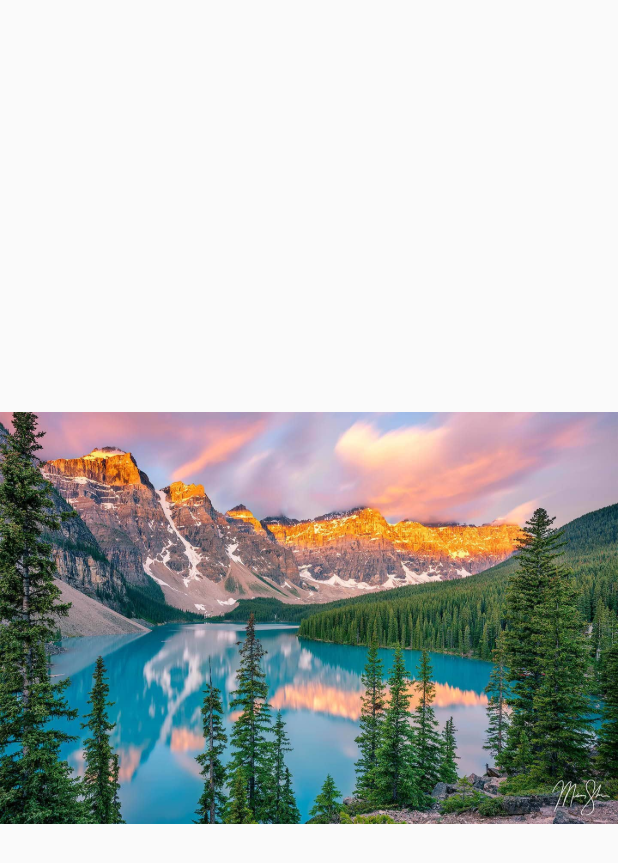
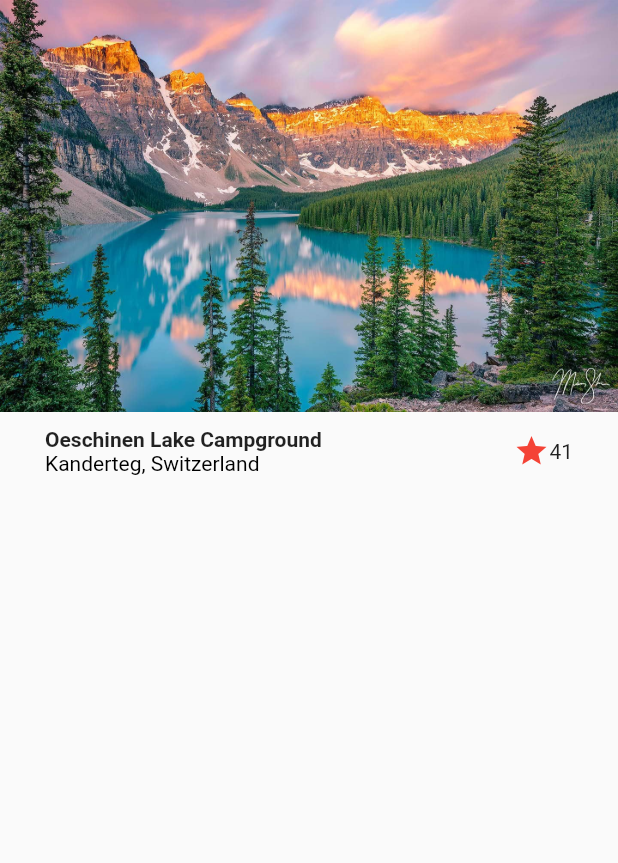
Before and after one commit to MatiasSalomon01/Flutter-Designs, a Flutter app: the screen it shows after launch, on a phone screen of 412 x 824 dp. Shown: the top 863 px of the screen. Run offline on Flutter 3.47's test engine with Material 2 defaults, Android fonts, the phone set to English and light mode, and no system bars.

Commit message:
Diseño Basico - Parte 2

```diff
--- a/lib/screens/basic_desing.dart
+++ b/lib/screens/basic_desing.dart
@@ -5,10 +5,49 @@ class BasicDesignScreen extends StatelessWidget {
 
   @override
   Widget build(BuildContext context) {
-    return const Scaffold(
-      body: Center(
-        child: Image(image: AssetImage('assets/landscape.jpg')),
+    return Scaffold(
+      body: Column(
+        children: [
+          Image(image: AssetImage('assets/landscape.jpg')),
+          Title(),
+        ],
       ),
     );
   }
 }
+
+class Title extends StatelessWidget {
+  const Title({
+    super.key,
+  });
+
+  @override
+  Widget build(BuildContext context) {
+    return Container(
+      margin: EdgeInsets.symmetric(horizontal: 30, vertical: 10),
+      child: Row(
+        children: [
+          Column(
+            crossAxisAlignment: CrossAxisAlignment.start,
+            children: const [
+              Text(
+                'Oeschinen Lake Campground',
+                style: TextStyle(fontWeight: FontWeight.bold),
+              ),
+              Text(
+                'Kanderteg, Switzerland',
+                style: TextStyle(color: Colors.black),
+              )
+            ],
+          ),
+          Expanded(child: Container()),
+          const Icon(
+            Icons.star,
+            color: Colors.red,
+          ),
+          const Text('41')
+        ],
+      ),
+    );
+  }
+}
```
